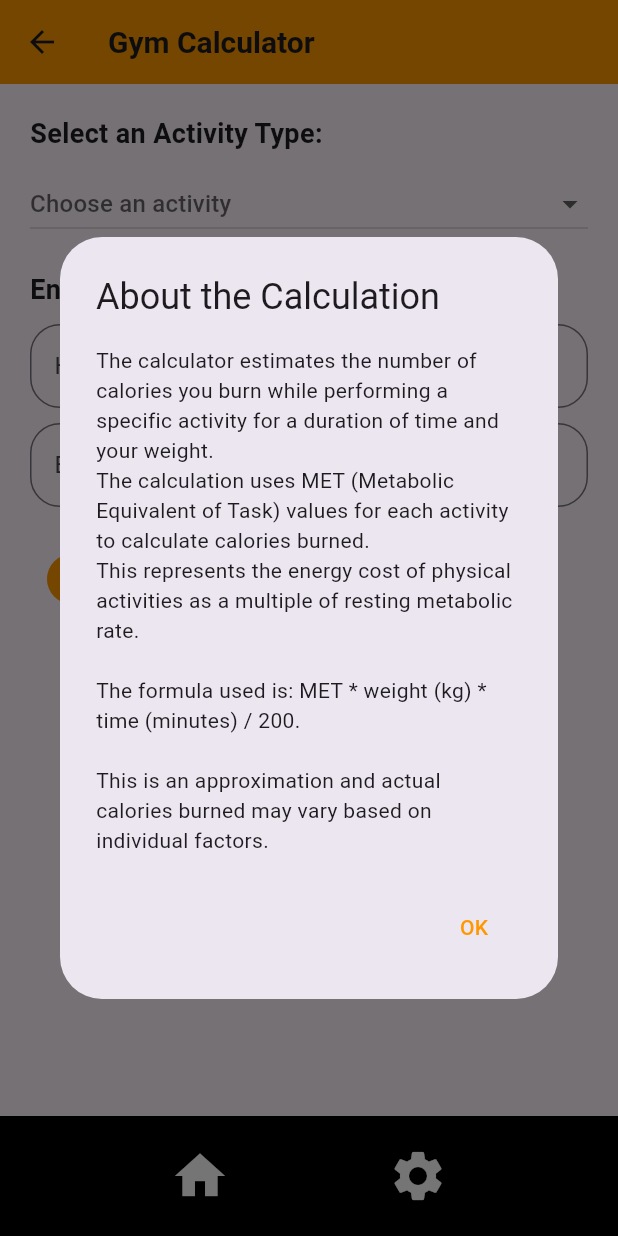
After one commit to ZxcyyZ/Calorie-Application-Flutter, a Flutter app: the GymProgressionPage screen opened by its route, after a tap on the "info" icon, on a phone screen of 412 x 824 dp. The commit adds this screen. Run offline on Flutter 3.47's test engine with Material 3 defaults, Android fonts, the phone set to English and light mode, and no system bars; our stand-ins replace sqflite; missing offline and left inert: flutter_zxing; accounts and stored records are empty.

Commit message:
18/04/2025
--> Added Gym Calculation Page
   --> Added buttons to calculate calories burnt while performing exercises
   --> Added Prediction calculations for calories burnt using MET values
   --> Displays on screen
--> Tweaked database to update when property types changed

Known Bugs:
--> Adding calories before setting a target will display on calorie page but will not if target is set
--> Possibly database is not incrementing ID by 1
-->

```diff
--- a/lib/Provider/calorie_count_provider.dart
+++ b/lib/Provider/calorie_count_provider.dart
@@ -6,36 +6,40 @@ class CalorieCountProvider extends ChangeNotifier {
   // Private fields for storing property values
   int _weeklyTarget = 0;
   int _dailyTarget = 0;
-  int _calorieTotal = 0;
+  double _calorieTotal = 0;
   double _remainingCaloriesDaily = 0;
   double _remainingCaloriesWeekly = 0;
   double _dailyProgressValue = 0;
   double _weeklyProgressValue = 0;
+  List<CalorieCount> _todayCalorieCounts = [];
 
   // Getters for accessing the properties
   int get weeklyTarget => _weeklyTarget;
   int get dailyTarget => _dailyTarget;
-  int get calorieTotal => _calorieTotal;
+  double get calorieTotal => _calorieTotal;
   double get remainingCaloriesDaily => _remainingCaloriesDaily;
   double get remainingCaloriesWeekly => _remainingCaloriesWeekly;
   double get dailyProgressValue => _dailyProgressValue;
   double get weeklyProgressValue => _weeklyProgressValue;
+  List<CalorieCount> get todayCalorieCounts => _todayCalorieCounts;
 
   // Method to load today's calorie counts
 Future<void> loadTodayCalorieCountsAsync() async {
   try {
-    // Fetch today's calorie counts from the database
     final todayCalorieCounts = await DatabaseService().getCalorieCounts();
 
-    // Safely parse the calorie values and calculate the total
-    _calorieTotal = todayCalorieCounts.fold(0, (sum, item) {
-      try {
-        return sum + int.parse(item.calories);
-      } catch (e) {
-        debugPrint('Invalid calorie value: ${item.calories}');
-        return sum; // Skip invalid values
-      }
-    });
+    if (todayCalorieCounts != null) {
+      _todayCalorieCounts = [todayCalorieCounts]; // Store the fetched data as a list
+
+      // Safely sum the calorie values
+      _calorieTotal = _todayCalorieCounts.fold(0.0, (double sum, item) {
+        return sum + item.calories; // item.calories is already a double
+      });
+    } else {
+      // If no data is found, reset the values
+      _todayCalorieCounts = [];
+      _calorieTotal = 0.0;
+    }
 
     notifyListeners();
   } catch (e) {
--- /dev/null
+++ b/lib/Views/gym_calculator_page.dart
@@ -0,0 +1,501 @@
+import 'package:flutter/material.dart';
+
+class GymProgressionPage extends StatefulWidget {
+  const GymProgressionPage({super.key});
+
+  @override
+  State<GymProgressionPage> createState() => _GymProgressionPageState();
+}
+
+class _GymProgressionPageState extends State<GymProgressionPage> {
+  String? selectedOption; // Holds the currently selected dropdown value
+  String? selectedSubOption;
+  final TextEditingController hoursController =TextEditingController( );
+  final TextEditingController minutesController = TextEditingController( );
+  final TextEditingController weightController = TextEditingController();
+
+  String resultText = ''; // Holds the result text to be displayed
+
+  // List of core common activity types
+  final List<String> dropdownOptions = [
+    'Walking, Running, Cycling, Swimming',
+    'Gym Activities',
+    'Training and Sports',
+    'Outdoor Activities',
+    'Home Activities',
+  ];
+
+  // sub options contain activities for each activity type, activities selected on most common activities and sports
+  final Map<String, List<String>> subOptions = {
+    'Walking, Running, Cycling, Swimming':[
+      'Walking: Slow',
+      'Walking: Moderate',
+      'Walking: Fast',
+      'Hiking: Cross-Country',
+      'Cycling: Slow',
+      'Cycling: Moderate',
+      'Cycling: Fast',
+      'Cycling: Very Fast',
+      'Cycling: BMX or Mountain Biking',
+      'Swimming: Moderate',
+      'Swimming: Laps or vigorously',
+      'Running: Slow',
+      'Running: Moderate',
+      'Running: Fast',
+      'Running: Cross-Country',
+    ],
+
+    'Gym Activities':[
+      'Aerobics Steps: High Impact',
+      'Aerobics Steps: Low Impact',
+      'Aerobics: High Impact',
+      'Aerobics: Low Impact',
+      'Aerobics: Water',
+      'Cycling, Stationary: Moderate',
+      'Cycling, Stationary: Vigorous',
+      'Calisthenics: Moderate',
+      'Calisthenics: Vigorous',
+      'Elliptical Trainer: General',
+      'Rowing, Stationary: Moderate',
+      'Rowing, Stationary: Vigorous',
+      'Stair Step Machine: General',
+      'Weight Lifting: General',
+      'Weight Lifting: Vigorous',
+      'Circuit Training: General',
+      'Ski Machine: General',
+      'Stretching Hatha Yoga'
+    ],
+
+    'Training and Sports':[
+      'Badminton: General',
+      'Basketball: Wheelchair',
+      'Basketball: Playing a game',
+      'Bowling',
+      'Dancing: disco, ballroom, square',
+      'Dancing: slow, waltz, foxtrot',
+      'Dancing: Fast, ballet, twist',
+      'Football: Competitive',
+      'Football: touch, flag, general',
+      'Frisbee',
+      'Golf: Using Cart',
+      'Golf: carrying clubs',
+      'Handball: General',
+      'Horseback Riding: General',
+      'Kayaking',
+      'Racquetball: casual, general'
+      'Racquetball: competitive',
+      'Rock Climbing: ascending',
+      'Rock Climbing: rappelling',
+      'Rollerblading/Skating: casual',
+      'Rollerblading/Skating: fast',
+      'Rope Jumping: Fast',
+      'Rope Jumping: Slow',
+      'Rugby: Competitive',
+      'Skateboarding: General',
+      'Skiing: Cross-Country',
+      'Skiing: Downhill',
+      'Snow Shoeing',
+      'Softball: general play',
+      'Tennis: General',
+      'Volleyball: Competitive, gym play',
+      'Volleyball: beach',
+      'Volleyball: non-competitive',
+      'Walk/Jog: jog < 10 min',
+      'Water Skiing',
+      'Whitewater: rafting, kayaking',
+      'Billiards',
+      'Boxing: sparring, punching bag',
+      'Fencing: general',
+      'Gymnastics: general',
+      'Hockey: field and ice',
+      'Ice Skating: general',
+      'Martial Arts: karate, judo, kickboxing',
+      'Scuba Diving',
+      'Sledding: luge, tobogganing',
+      'Tai Chi',
+      'Water Polo',
+      'Wrestling',
+    ],
+
+    'Outdoor Activities':[
+      'Carrying and stacking wood',
+      'Fishing',
+      'Mowing Lawn: Push, hand mower',
+      'Mowing Lawn: Push, power mower',
+      'Leaf/Snow Blower: Walking',
+      'Shoveling Snow: by hand',
+      'Chopping and splitting wood',
+      'Gardening: general',
+      'Raking Garden',
+    ],
+
+    'Home Activities':[
+      'Cooking',
+      'Heaving Cleaning: Washing car or windowes',
+      'Moving: Furniture',
+      'Moving: Boxes'
+      'Playing with children: Moderate effort',
+      'Standing in line',
+      'Food Shopping: with cart',
+      'Painting or remodeling',
+      'Reading: Sitting',
+      'Sleeping',
+      'Watching TV',
+      ],
+
+  };
+
+  // MET values for each activity
+  // MET (Metabolic Equivalent of Task) values for various activities - Data pulled from this public database https://pacompendium.com
+  final Map<String, double> metValues = {
+    'Walking: Slow': 2.8,
+    'Walking: Moderate': 3.5,
+    'Walking: Fast': 5.0,
+    'Hiking: Cross-Country': 6.0,
+    'Running: Slow': 8.3,
+    'Running: Moderate': 9.8,
+    'Running: Fast': 11.5,
+    'Running: Cross-Country': 9.0,
+    'Cycling: Slow': 6.0,
+    'Cycling: Moderate': 8.0,
+    'Cycling: Fast': 10.0,
+    'Cycling: Very Fast': 12.0,
+    'Cycling: BMX or Mountain Biking': 8.5,
+    'Swimming: Moderate': 6.0,
+    'Swimming: Laps or vigorously': 8.0,
+    'Badminton: General': 4.5,
+    'Basketball: Wheelchair': 4.5,
+    'Basketball: Playing a game': 6.5,
+    'Bowling': 3.0,
+    'Dancing: Disco, Ballroom, Square': 5.5,
+    'Dancing: Slow, Waltz, Foxtrot': 3.0,
+    'Dancing: Fast, Ballet, Twist': 7.0,
+    'Football: Competitive': 8.0,
+    'Football: Touch, Flag, General': 4.0,
+    'Frisbee': 3.0,
+    'Golf: Using Cart': 3.5,
+    'Golf: Carrying Clubs': 4.8,
+    'Handball: General': 12.0,
+    'Horseback Riding: General': 5.5,
+    'Kayaking': 5.0,
+    'Racquetball: Casual, General': 7.0,
+    'Racquetball: Competitive': 10.0,
+    'Rock Climbing: Ascending': 8.0,
+    'Rock Climbing: Rappelling': 7.0,
+    'Rollerblading/Skating: Casual': 7.0,
+    'Rollerblading/Skating: Fast': 12.0,
+    'Rope Jumping: Fast': 12.0,
+    'Rope Jumping: Slow': 8.8,
+    'Rugby: Competitive': 10.0,
+    'Skateboarding: General': 5.0,
+    'Skiing: Cross-Country': 9.0,
+    'Skiing: Downhill': 6.0,
+    'Snow Shoeing': 8.0,
+    'Softball: General Play': 5.0,
+    'Tennis: General': 7.3,
+    'Volleyball: Competitive, Gym Play': 8.0,
+    'Volleyball: Beach': 8.0,
+    'Volleyball: Non-Competitive': 3.0,
+    'Walk/Jog: Jog < 10 min': 7.0,
+    'Water Skiing': 6.0,
+    'Whitewater: Rafting, Kayaking': 5.0,
+    'Billiards': 2.5,
+    'Boxing: Sparring, Punching Bag': 7.8,
+    'Fencing: General': 6.0,
+    'Gymnastics: General': 3.8,
+    'Hockey: Field and Ice': 8.0,
+    'Ice Skating: General': 7.0,
+    'Martial Arts: Karate, Judo, Kickboxing': 10.3,
+    'Scuba Diving': 7.0,
+    'Sledding: Luge, Tobogganing': 7.0,
+    'Tai Chi': 3.0,
+    'Water Polo': 10.0,
+    'Wrestling': 6.0,
+    'Weight Lifting: General': 3.0,
+    'Weight Lifting: Vigorous': 6.0,
+    'Carrying and stacking wood': 5.5,
+    'Fishing': 3.5,
+    'Mowing Lawn: Push, hand mower': 6.0,
+    'Mowing Lawn: Push, power mower': 5.0,
+    'Leaf/Snow Blower: Walking': 3.0,
+    'Shoveling Snow: by hand': 7.5,
+    'Chopping and splitting wood': 6.0,
+    'Gardening: general': 4.0,
+    'Raking Garden': 4.0,
+    'Cooking': 3.5,
+    'Heaving Cleaning: Washing car or windows': 4.0,
+    'Moving: Furniture': 5.8,
+    'Moving: Boxes': 4.0,
+    'Playing with children: Moderate effort': 4.0,
+    'Standing in line': 1.8,
+    'Food Shopping: with cart': 2.3,
+    'Painting or remodeling': 4.5,
+    'Reading: Sitting': 1.3,
+    'Sleeping': 0.9,
+    'Watching TV': 1.0,
+  };
+
+  @override
+  Widget build(BuildContext context) {
+    return Scaffold(
+      appBar: AppBar(
+        backgroundColor: Colors.orange,
+        title: const Text(
+          'Gym Calculator',
+          style: TextStyle(
+            fontSize: 20,
+            fontWeight: FontWeight.bold,
+          ),
+        ),
+      ),
+      body: Padding(
+        padding: const EdgeInsets.all(20.0),
+        child: Column(
+          crossAxisAlignment: CrossAxisAlignment.start,
+          children: [
+            const Text(
+              'Select an Activity Type:',
+              style: TextStyle(
+                fontSize: 18,
+                fontWeight: FontWeight.bold,
+              ),
+            ),
+            const SizedBox(height: 10),
+            DropdownButton<String>(
+              isExpanded: true,
+              value: selectedOption,
+              hint: const Text('Choose an activity'),
+              items: dropdownOptions.map((String option) {
+                return DropdownMenuItem<String>(
+                  value: option,
+                  child: Text(option),
+                );
+              }).toList(),
+              onChanged: (String? newValue) {
+                setState(() {
+                  selectedOption = newValue;
+                  selectedSubOption = null; // Reset sub-option when main option changes
+                });
+              },
+            ),
+            const SizedBox(height: 20),
+            if (selectedOption != null && subOptions.containsKey(selectedOption)) ...[
+              const Text(
+                'Select a Sub-Activity:',
+                style: TextStyle(
+                  fontSize: 18,
+                  fontWeight: FontWeight.bold,
+                ),
+              ),
+              const SizedBox(height: 10),
+              DropdownButton<String>(
+                isExpanded: true,
+                value: selectedSubOption,
+
+                hint: const Text('Choose a sub-activity'),
+                items: subOptions[selectedOption!]?.map((String subOption) {
+                  return DropdownMenuItem<String>(
+                    value: subOption,
+                    child: Text(subOption),
+                  );
+                }).toList(),
+                onChanged: (String? newValue) {
+                  setState(() {
+                    selectedSubOption = newValue;
+                  });
+                },
+               menuMaxHeight: 300,
+              ),
+              const SizedBox(height: 20),
+            ],
+            const Text (
+              'Enter Duration and Body Weight:',
+              style: TextStyle(
+                fontSize: 18,
+                fontWeight: FontWeight.bold,
+              ),
+            ),
+            const SizedBox(height: 10),
+            Row(
+              children: [
+                Expanded(
+                  child: TextField(
+                    controller: hoursController,
+                    keyboardType: TextInputType.number,
+                    decoration: InputDecoration(
+                      labelText: 'Hours',
+                      border: OutlineInputBorder(borderRadius: BorderRadius.circular(20)),
+                    ),
+                  ),
+                ),
+                const SizedBox(width: 10),
+                Expanded(
+                  child: TextField(
+                    controller: minutesController,
+                    keyboardType: TextInputType.number,
+                    decoration: InputDecoration(
+                      labelText: 'Minutes',
+                      border: OutlineInputBorder(borderRadius: BorderRadius.circular(20)),
+                    ),
+                  ),
+                ),
+              ],
+            ),
+            const SizedBox(height: 10),
+            TextField(
+              controller: weightController,
+              keyboardType: TextInputType.number,
+              decoration: InputDecoration(
+                labelText: 'Body Weight (kg)',
+                border: OutlineInputBorder(borderRadius: BorderRadius.circular(20)),
+              ),
+            ),
+            const SizedBox(height: 20),
+
+            Center(
+  child: Row(
+
+
+    children: [
+      Padding(
+        padding: const EdgeInsets.only(right: 70.0),
+      child: IconButton(
+        icon: const Icon(Icons.info, size: 40, color: Colors.orange),
+        onPressed: () {
+          showDialog(
+            context: context,
+            builder: (BuildContext context) {
+              return AlertDialog(
+                title: const Text("About the Calculation"),
+                content: const Text(
+                  'The calculator estimates the number of calories you burn while performing a specific activity for a duration of time and your weight.\n'
+                  'The calculation uses MET (Metabolic Equivalent of Task) values for each activity to calculate calories burned.\n'
+                  'This represents the energy cost of physical activities as a multiple of resting metabolic rate.\n\n'
+                  'The formula used is: MET * weight (kg) * time (minutes) / 200.\n\n'
+                  'This is an approximation and actual calories burned may vary based on individual factors.',
+                ),
+                actions: [
+                  TextButton(
+                    onPressed: () {
+                      Navigator.of(context).pop(); // Close the dialog
+                    },
+                    child: const Text(
+                      'OK',
+                      style: TextStyle(color: Colors.orange),
+                    ),
+                  ),
+                ],
+              );
+
+            },
+          );
+        },
+      ),
+      ),
+      const SizedBox(width: 10), // Add spacing between the buttons
+      ElevatedButton(
+        onPressed: () {
+          final hours = int.tryParse(hoursController.text) ?? 0;
+          final minutes = int.tryParse(minutesController.text) ?? 0;
+          final weight = int.tryParse(weightController.text) ?? 0;
+
+          if (selectedSubOption == null) {
+            ScaffoldMessenger.of(context).showSnackBar(
+              const SnackBar(content: Text('Please select an activity type')),
+            );
+            return;
+          }
+
+          final met = metValues[selectedSubOption!] ?? 0.0;
+
+          final totalMinutes = (hours * 60) + minutes;
+          final burntCalorie = (met * weight * totalMinutes) / 200;
+
+          if(burntCalorie > 0){
+              setState((){
+              resultText = 'You have burnt approximately ${burntCalorie.toStringAsFixed(2)} calories. Calories burned have been added to your calorie count.';
+            });
+          }
+          else{
+            setState((){
+              resultText = 'Error: Invalid input. Please check values are entered.';
+            });
+          }
+
+
+        },
+        style: ElevatedButton.styleFrom(
+          backgroundColor: Colors.orange,
+          padding: const EdgeInsets.symmetric(horizontal: 30, vertical: 15),
+        ),
+        child: const Text(
+          'Calculate',
+          style: TextStyle(
+            fontSize: 18,
+            fontWeight: FontWeight.bold,
+            color: Colors.white,
+          ),
+        ),
+      ),
+
+    ],
+  ),
+),
+            const SizedBox(height: 20),
+            if(resultText.isNotEmpty)
+              Container(
+                padding: const EdgeInsets.all(15),
+                margin: const EdgeInsets.all(15),
+                decoration: BoxDecoration(
+                  color: Colors.orange[100],
+                  borderRadius: BorderRadius.circular(10),
+                  boxShadow: [
+                    BoxShadow(
+                      color: Colors.grey.withOpacity(0.5),
+                      spreadRadius: 2,
+                      blurRadius: 5,
+                      offset: const Offset(0, 3), // changes position of shadow
+                    ),
+                  ]
+
+                ),
+                child: Text(
+                resultText,
+                style: const TextStyle(
+                  fontSize: 16,
+                  fontWeight: FontWeight.bold,
+                  color: Colors.black,
+                ),
+                textAlign: TextAlign.center,
+              ),
+              ),
+          ],
+        ),
+      ),
+
+
+      bottomNavigationBar: BottomAppBar(
+        color: const Color.fromARGB(255, 0, 0, 0),
+        child: Row(
+          mainAxisAlignment: MainAxisAlignment.spaceEvenly,
+          children: [
+            IconButton(
+              icon: const Icon(Icons.home, size: 40),
+              color: Colors.white,
+              onPressed: () {
+                Navigator.pop(context); // Navigate back to the home page
+              },
+            ),
+            IconButton(
+              icon: const Icon(Icons.settings, size: 40),
+              color: Colors.white,
+              onPressed: () {
+                Navigator.pushNamed(context, '/settingsPage'); // Navigate to the settings page
+              },
+            ),
+          ],
+        ),
+      ),
+    );
+  }
+}
--- a/lib/Views/main_page.dart
+++ b/lib/Views/main_page.dart
@@ -2,6 +2,7 @@ import 'package:firstflutterapp/Views/barcode_page.dart';
 import 'package:firstflutterapp/Views/calorie_page.dart';
 import 'package:firstflutterapp/Views/nutrition_page.dart';
 import 'package:firstflutterapp/Views/settings_page.dart';
+import 'package:firstflutterapp/Views/gym_calculator_page.dart';
 import 'package:flutter/material.dart';
 
 void main() {
@@ -86,7 +87,10 @@ class MainPage extends StatelessWidget {
                     icon: Icons.info,
                     label: 'Gym Progression',
                     onPressed: () {
-
+                      Navigator.push(
+                        context,
+                        MaterialPageRoute(builder: (context) => const GymProgressionPage()),
+                      );
 
                       // Show Information Popup
                     },
--- a/lib/Views/set_calories_page.dart
+++ b/lib/Views/set_calories_page.dart
@@ -320,22 +320,20 @@ class SetCaloriesPage extends StatelessWidget {
 
   void addCalories(BuildContext context, dynamic product, CalorieCountProvider calorieCountProvider) async {
   // Retrieve calorie data
-  String calories = "0";
+  double calories = 0.0;
   if (product.nutriments != null) {
     if ((product.nutriments?.energyServe ?? 0) > 0) {
-      calories = product.nutriments!.energyServe!.toString();
+      calories = product.nutriments!.energyServe!;
     } else {
-      calories = product.nutriments?.energy?.toString() ?? "0";
+      calories = product.nutriments?.energy ?? 0.0;
     }
   }
 
   // Fetch missing variables from the provider
   await calorieCountProvider.loadTargetsAsync();
-  double newCalorieTotal = (calorieCountProvider.calorieTotal ?? 0.0).toDouble();
+  double newCalorieTotal = calorieCountProvider.calorieTotal ?? 0.0;
 
-  // Parse the calories and add to the total
-  final newCalories = double.tryParse(calories) ?? 0.0;
-  newCalorieTotal += newCalories;
+  newCalorieTotal += calories;
 
   // Update daily and weekly targets if available
   int newDailyTarget = calorieCountProvider.dailyTarget ?? 0;
--- a/lib/main.dart
+++ b/lib/main.dart
@@ -1,9 +1,9 @@
-import 'package:firstflutterapp/Views/alternative_products_page.dart';
 import 'package:firstflutterapp/Views/barcode_page.dart';
 import 'package:firstflutterapp/Views/nutrition_page.dart';
 import 'package:firstflutterapp/Views/set_calories_page.dart';
 import 'package:firstflutterapp/Views/set_target_page.dart';
 import 'package:firstflutterapp/Views/settings_page.dart';
+import 'package:firstflutterapp/Views/gym_calculator_page.dart';
 import 'package:flutter/material.dart';
 import 'package:provider/provider.dart';
 import 'provider/calorie_count_provider.dart';
@@ -40,6 +40,7 @@ class MyApp extends StatelessWidget {
           '/nutritionPage': (context) => const NutritionPage(),
           '/setTargetPage': (context) => const SetTargetPage(),
           '/setCaloriePage': (context) => const SetCaloriesPage(),
+          '/gymProgressionpage': (context) => const GymProgressionPage(),
         },
       ),
     );
--- a/pubspec.yaml
+++ b/pubspec.yaml
@@ -38,6 +38,7 @@ dependencies:
   zxing_scanner: ^1.0.0
   flutter_zxing: ^1.8.2
   sqflite: ^2.4.2
+  path: ^1.8.0
   json_annotation: ^4.9.0
 
 dev_dependencies:
```
Also changed, not shown: lib/Models/database_model.dart (+14 -14 lines), lib/Services/database_service.dart (+78 -16 lines), lib/Views/calorie_page.dart (+7 -28 lines), lib/Views/set_target_page.dart (+5 -4 lines), pubspec.lock, 1 other file.
